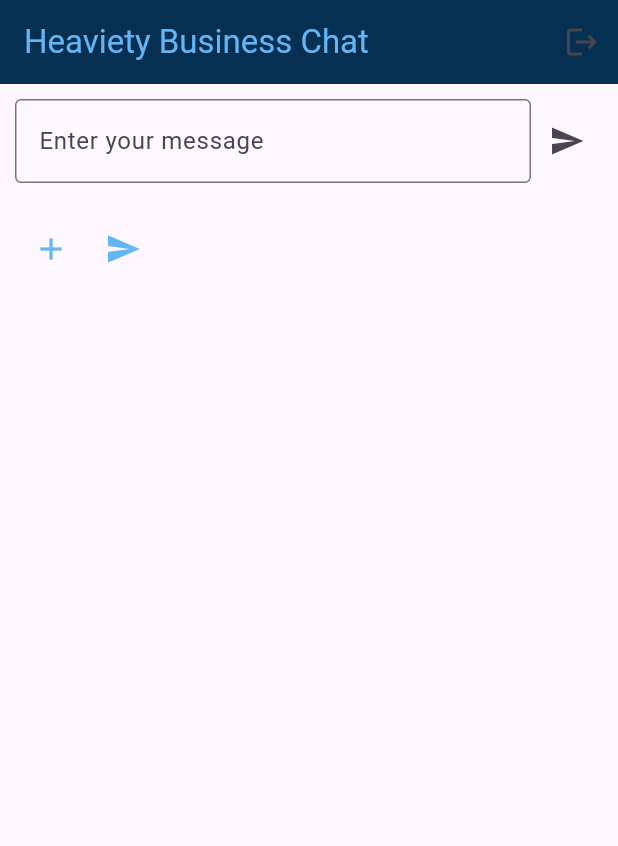
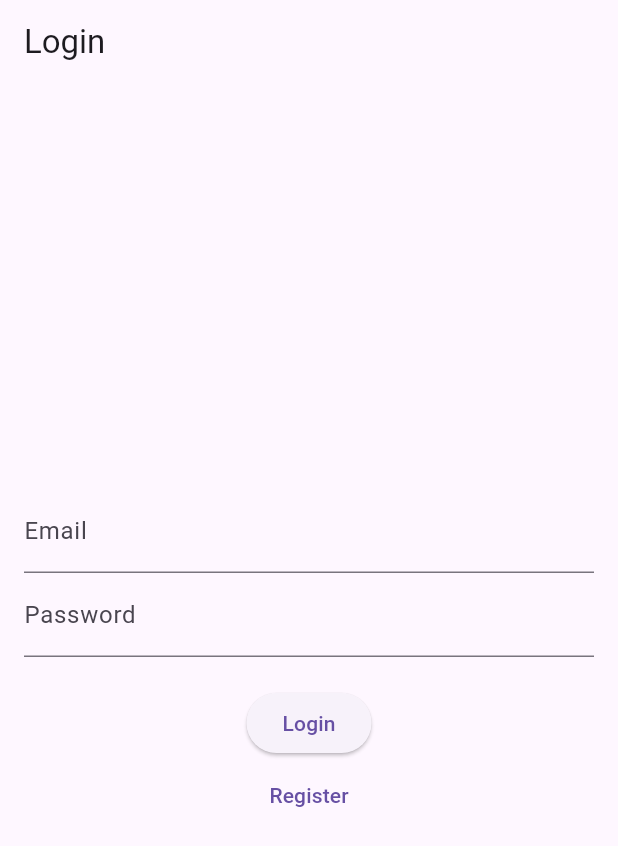
Before and after one commit to JAPH254/Heaviety-App, a Flutter app: the screen it shows after launch, on a phone screen of 412 x 824 dp. Shown: the top 846 px of the screen. Run offline on Flutter 3.47's test engine with Material 3 defaults, Android fonts, the phone set to English and light mode, and no system bars; our stand-ins replace image_picker.

Commit message:
added the functions

```diff
--- a/frontend/lib/ChatPage.dart
+++ /dev/null
@@ -1,56 +0,0 @@
-import "package:flutter/material.dart";
-
-class Chatpage extends StatelessWidget {
-  const Chatpage({Key? key}) : super(key: key);
-
-  @override
-  Widget build(BuildContext context) {
-    return Scaffold(
-      appBar: AppBar(
-        backgroundColor: Color.fromARGB(255, 6, 48, 82),
-        title: Text('Heaviety Business Chat',
-            style: TextStyle(color: Colors.blue.shade300)),
-        actions: [
-          IconButton(
-              onPressed: () {
-                print('logging out');
-              },
-              icon: Icon(Icons.logout)),
-        ],
-      ),
-      body: ListView(
-        children: [
-          Container(
-            padding: EdgeInsets.all(10),
-            child: Row(
-              children: [
-                Expanded(
-                  child: TextField(
-                    decoration: InputDecoration(
-                        hintText: 'Enter your message',
-                        border: OutlineInputBorder()),
-                  ),
-                ),
-                IconButton(onPressed: () {}, icon: Icon(Icons.send))
-              ],
-            ),
-          ),
-          Container(
-            padding: EdgeInsets.all(10),
-            child: Row(
-              mainAxisAlignment: MainAxisAlignment.start,
-              children: [
-                IconButton(
-                    onPressed: () {},
-                    icon: Icon(Icons.add, color: Colors.blue.shade300)),
-                IconButton(
-                    onPressed: () {},
-                    icon: Icon(Icons.send, color: Colors.blue.shade300)),
-              ],
-            ),
-          ),
-        ],
-      ),
-    );
-  }
-}
--- a/frontend/lib/main.dart
+++ b/frontend/lib/main.dart
@@ -1,20 +1,33 @@
 import 'package:flutter/material.dart';
-import 'package:frontend/ChatPage.dart';
-import 'package:frontend/LoginPage.dart';
+import 'package:provider/provider.dart';
+import 'package:frontend/providers/product_provider.dart';
+import 'package:frontend/screens/add_product_page.dart';
+import 'package:frontend/screens/home_page.dart';
+import 'package:frontend/screens/login_page.dart';
+import 'package:frontend/screens/register_page.dart';
 
 void main() {
-  runApp(ChatApp());
+  runApp(MyApp());
 }
 
-class ChatApp extends StatelessWidget {
+class MyApp extends StatelessWidget {
   @override
   Widget build(BuildContext context) {
-    return MaterialApp(
-      title: 'Heaviety Business Chat',
-      theme: ThemeData(
-        primarySwatch: Colors.red,
+    return ChangeNotifierProvider(
+      create: (context) => ProductProvider(),
+      child: MaterialApp(
+        theme: ThemeData(
+          primarySwatch: Colors.blue,
+          visualDensity: VisualDensity.adaptivePlatformDensity,
+        ),
+        initialRoute: '/login',
+        routes: {
+          '/login': (context) => LoginPage(),
+          '/register': (context) => RegisterPage(),
+          '/home': (context) => HomePage(),
+          '/add_product': (context) => AddProductPage(),
+        },
       ),
-      home: Chatpage(),
     );
   }
 }
--- /dev/null
+++ b/frontend/lib/models/product.dart
@@ -0,0 +1,17 @@
+class Product {
+  final String name;
+  final String description;
+  final String imageUrl;
+  final String owner;
+
+  Product({required this.name, required this.description, required this.imageUrl, required this.owner});
+
+  factory Product.fromJson(Map<String, dynamic> json) {
+    return Product(
+      name: json['name'],
+      description: json['description'],
+      imageUrl: json['image_url'],
+      owner: json['owner'],
+    );
+  }
+}
--- /dev/null
+++ b/frontend/lib/providers/product_provider.dart
@@ -0,0 +1,21 @@
+import 'package:flutter/material.dart';
+import 'package:frontend/services/api_service.dart';
+import 'package:frontend/models/product.dart';
+
+class ProductProvider with ChangeNotifier {
+  final ApiService _apiService = ApiService();
+  List<Product> _products = [];
+
+  List<Product> get products => _products;
+
+  Future<void> fetchProducts() async {
+    final data = await _apiService.fetchProducts();
+    _products = data.map((json) => Product.fromJson(json)).toList();
+    notifyListeners();
+  }
+
+  Future<void> addProduct(String name, String description, String imageUrl, String owner) async {
+    await _apiService.addProduct(name, description, imageUrl, owner);
+    await fetchProducts();
+  }
+}
--- /dev/null
+++ b/frontend/lib/screens/login_page.dart
@@ -0,0 +1,46 @@
+import 'package:flutter/material.dart';
+
+class LoginPage extends StatelessWidget {
+  final _emailController = TextEditingController();
+  final _passwordController = TextEditingController();
+
+  @override
+  Widget build(BuildContext context) {
+    return Scaffold(
+      appBar: AppBar(
+        title: Text('Login'),
+      ),
+      body: Padding(
+        padding: EdgeInsets.all(16.0),
+        child: Column(
+          mainAxisAlignment: MainAxisAlignment.center,
+          children: [
+            TextField(
+              controller: _emailController,
+              decoration: InputDecoration(labelText: 'Email'),
+            ),
+            TextField(
+              controller: _passwordController,
+              decoration: InputDecoration(labelText: 'Password'),
+              obscureText: true,
+            ),
+            SizedBox(height: 20),
+            ElevatedButton(
+              onPressed: () {
+                // Implement login logic here
+                Navigator.pushReplacementNamed(context, '/home');
+              },
+              child: Text('Login'),
+            ),
+            TextButton(
+              onPressed: () {
+                Navigator.pushNamed(context, '/register');
+              },
+              child: Text('Register'),
+            ),
+          ],
+        ),
+      ),
+    );
+  }
+}
```
Also changed, not shown: frontend/lib/LoginPage.dart (deleted, +0 -59 lines), frontend/lib/screens/add_product_page.dart (added, +86 -0 lines), frontend/lib/screens/home_page.dart (added, +44 -0 lines), frontend/lib/screens/register_page.dart (added, +56 -0 lines), frontend/lib/services/api_service.dart (added, +50 -0 lines), frontend/pubspec.yaml (+7 -0 lines), frontend/pubspec.lock, 11 other files.
